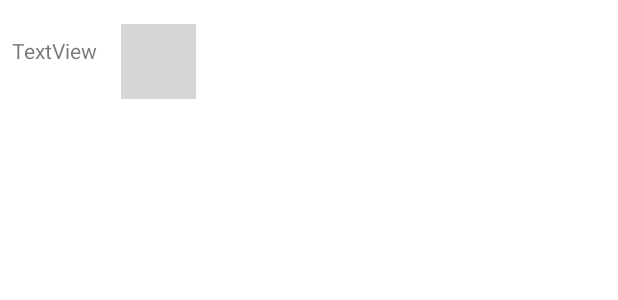
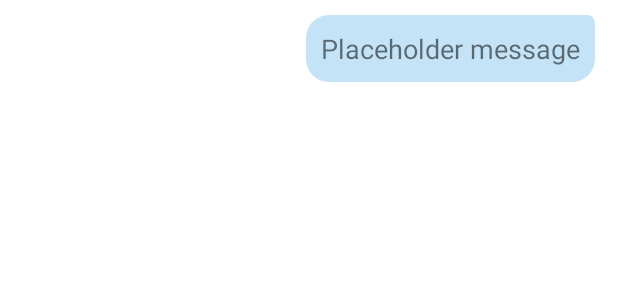
Before and after one commit to SheltonFr/Group-Chat-Application, an Android app: the layout sent_message_item.xml on its own in the app's theme, with its tools: preview values and no code run, on a phone screen of 412 x 824 dp. Shown: the top 300 px of the screen. Run offline under Robolectric (Android 15) with nearby library versions, the phone set to English and light mode, and no system bars; grey boxes are pictures that could not be loaded.

Commit message:
Changed the styling of the sent message speech bubble. This version stills has a bug: The received messages are not displayed.

```diff
--- a/app/src/main/java/dev/isutc/chatapplications/ui/activities/ChatActivity.java
+++ b/app/src/main/java/dev/isutc/chatapplications/ui/activities/ChatActivity.java
@@ -139,7 +139,7 @@ public class ChatActivity extends AppCompatActivity {
                         @Override
                         public void onSuccess(DocumentReference documentReference) {
 
-                            Log.d("Teste", "MESSAGE RECEIVED?");
+                            Log.d("MESSAGE RECEIVED", documentReference.getId());
                         }
                     }).addOnFailureListener(new OnFailureListener() {
                         @Override
--- /dev/null
+++ b/app/src/main/res/drawable/my_message.xml
@@ -0,0 +1,5 @@
+<shape xmlns:android="http://schemas.android.com/apk/res/android"
+    android:shape="rectangle">
+    <solid android:color="#C4E3F7" />
+    <corners android:topRightRadius="5dp" android:radius="15dp" />
+</shape>
--- /dev/null
+++ b/app/src/main/res/drawable/their_message.xml
@@ -0,0 +1,5 @@
+<shape xmlns:android="http://schemas.android.com/apk/res/android"
+    android:shape="rectangle">
+    <solid android:color="#E1F3F5" />
+    <corners android:topLeftRadius="5dp" android:radius="15dp" />
+</shape>
--- a/app/src/main/res/layout/received_message_item.xml
+++ b/app/src/main/res/layout/received_message_item.xml
@@ -23,11 +23,12 @@
         android:layout_height="wrap_content"
         android:layout_marginStart="8dp"
         android:layout_marginLeft="8dp"
-        android:background="@drawable/bg_edittext_rounded"
+        android:background="@drawable/their_message"
         android:maxWidth="240dp"
         android:padding="8dp"
         android:text="TextView"
         app:layout_constraintStart_toEndOf="@+id/img_message_user"
         app:layout_constraintTop_toTopOf="@+id/img_message_user" />
 
+
 </androidx.constraintlayout.widget.ConstraintLayout>
--- a/app/src/main/res/layout/sent_message_item.xml
+++ b/app/src/main/res/layout/sent_message_item.xml
@@ -1,34 +1,36 @@
 <?xml version="1.0" encoding="utf-8"?>
-<androidx.constraintlayout.widget.ConstraintLayout
+<RelativeLayout
     xmlns:android="http://schemas.android.com/apk/res/android"
     xmlns:app="http://schemas.android.com/apk/res-auto"
     xmlns:tools="http://schemas.android.com/tools"
-    android:layout_width="wrap_content"
-    android:layout_height="wrap_content">
+    android:layout_width="match_parent"
+    android:layout_height="wrap_content"
+    android:paddingVertical="10dp"
+    android:paddingRight="15dp"
+    android:paddingLeft="60dp"
+    android:clipToPadding="false">
 
 
-    <de.hdodenhof.circleimageview.CircleImageView
-        android:id="@+id/img_message_user"
-        android:layout_width="50dp"
-        android:layout_height="50dp"
-        android:layout_marginTop="16dp"
-        android:layout_marginEnd="8dp"
-        android:layout_marginRight="8dp"
-        app:layout_constraintEnd_toEndOf="parent"
-        app:layout_constraintTop_toTopOf="parent"
-        tools:srcCompat="@tools:sample/avatars" />
+<!--    <de.hdodenhof.circleimageview.CircleImageView-->
+<!--        android:id="@+id/img_message_user"-->
+<!--        android:layout_width="50dp"-->
+<!--        android:layout_height="50dp"-->
+<!--        android:layout_marginTop="16dp"-->
+<!--        android:layout_marginEnd="8dp"-->
+<!--        android:layout_marginRight="8dp"-->
+<!--        app:layout_constraintEnd_toEndOf="parent"-->
+<!--        app:layout_constraintTop_toTopOf="parent"-->
+<!--        tools:srcCompat="@tools:sample/avatars" />-->
 
     <TextView
         android:id="@+id/txt_msg"
+        android:background="@drawable/my_message"
         android:layout_width="wrap_content"
         android:layout_height="wrap_content"
-        android:layout_marginEnd="8dp"
-        android:layout_marginRight="8dp"
-        android:background="@drawable/bg_edittext_rounded"
-        android:maxWidth="240dp"
-        android:padding="8dp"
-        android:text="TextView"
-        app:layout_constraintEnd_toStartOf="@+id/img_message_user"
-        app:layout_constraintTop_toTopOf="@+id/img_message_user" />
+        android:padding="10dp"
+        android:elevation="2dp"
+        android:textSize="18dp"
+        android:layout_alignParentRight="true"
+        android:text="Placeholder message"/>
 
-</androidx.constraintlayout.widget.ConstraintLayout>
+</RelativeLayout >
```
